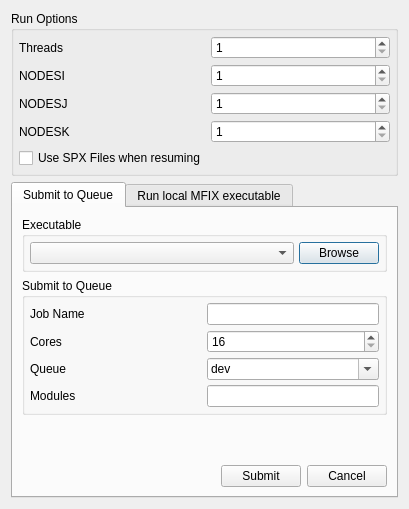
First picture: the form in mfixgui/uifiles/run_popup.ui, repository truongd8593/mfix, before the edit.
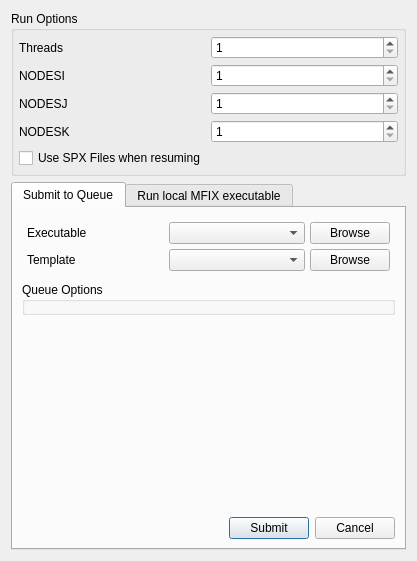
Second picture: the form after the edit. The open tabs and pages were chosen to show the change. Custom widgets are drawn as their Qt base class.

Commit message: queue widgets dynamic based on template file

Patch:
```diff
--- a/mfixgui/uifiles/run_popup.ui
+++ b/mfixgui/uifiles/run_popup.ui
@@ -6,8 +6,8 @@
    <rect>
     <x>0</x>
     <y>0</y>
-    <width>409</width>
-    <height>509</height>
+    <width>417</width>
+    <height>561</height>
    </rect>
   </property>
   <property name="windowTitle">
@@ -132,73 +132,18 @@
        <string>Submit to Queue</string>
       </attribute>
       <layout class="QGridLayout" name="gridLayout_7">
-       <item row="0" column="0" colspan="2">
-        <widget class="QGroupBox" name="groupBox">
-         <property name="sizePolicy">
-          <sizepolicy hsizetype="MinimumExpanding" vsizetype="Maximum">
-           <horstretch>0</horstretch>
-           <verstretch>0</verstretch>
-          </sizepolicy>
+       <item row="2" column="0" colspan="2">
+        <spacer name="verticalSpacer">
+         <property name="orientation">
+          <enum>Qt::Vertical</enum>
          </property>
-         <property name="title">
-          <string>Executable</string>
+         <property name="sizeHint" stdset="0">
+          <size>
+           <width>20</width>
+           <height>40</height>
+          </size>
          </property>
-         <property name="flat">
-          <bool>true</bool>
-         </property>
-         <layout class="QGridLayout" name="gridLayout_6">
-          <property name="leftMargin">
-           <number>5</number>
-          </property>
-          <property name="topMargin">
-           <number>5</number>
-          </property>
-          <property name="rightMargin">
-           <number>5</number>
-          </property>
-          <property name="bottomMargin">
-           <number>5</number>
-          </property>
-          <property name="spacing">
-           <number>5</number>
-          </property>
-          <item row="0" column="0">
-           <widget class="ComboBox" name="combobox_mfix_exe_2">
-            <property name="sizePolicy">
-             <sizepolicy hsizetype="Minimum" vsizetype="Minimum">
-              <horstretch>0</horstretch>
-              <verstretch>0</verstretch>
-             </sizepolicy>
-            </property>
-            <property name="focusPolicy">
-             <enum>Qt::TabFocus</enum>
-            </property>
-            <property name="insertPolicy">
-             <enum>QComboBox::InsertAtTop</enum>
-            </property>
-           </widget>
-          </item>
-          <item row="0" column="1">
-           <widget class="QPushButton" name="button_browse_exe_2">
-            <property name="sizePolicy">
-             <sizepolicy hsizetype="Maximum" vsizetype="Preferred">
-              <horstretch>0</horstretch>
-              <verstretch>0</verstretch>
-             </sizepolicy>
-            </property>
-            <property name="focusPolicy">
-             <enum>Qt::TabFocus</enum>
-            </property>
-            <property name="toolTip">
-             <string>Browse for MFIX executable</string>
-            </property>
-            <property name="text">
-             <string>Browse</string>
-            </property>
-           </widget>
-          </item>
-         </layout>
-        </widget>
+        </spacer>
        </item>
        <item row="1" column="0" colspan="2">
         <widget class="QGroupBox" name="groupbox_queue_options">
@@ -212,154 +157,21 @@
           </sizepolicy>
          </property>
          <property name="title">
-          <string>Submit to Queue</string>
+          <string>Queue Options</string>
          </property>
          <property name="flat">
           <bool>true</bool>
          </property>
-         <layout class="QGridLayout" name="gridLayout_3">
-          <property name="leftMargin">
-           <number>5</number>
-          </property>
-          <property name="topMargin">
-           <number>5</number>
-          </property>
-          <property name="rightMargin">
-           <number>5</number>
-          </property>
-          <property name="bottomMargin">
+         <layout class="QGridLayout" name="groupbox_queue_options_gridlayout">
+          <property name="margin">
            <number>5</number>
           </property>
           <property name="spacing">
            <number>5</number>
           </property>
-          <item row="3" column="1">
-           <widget class="QLineEdit" name="lineedit_queue_modules">
-            <property name="sizePolicy">
-             <sizepolicy hsizetype="Preferred" vsizetype="Preferred">
-              <horstretch>0</horstretch>
-              <verstretch>0</verstretch>
-             </sizepolicy>
-            </property>
-           </widget>
-          </item>
-          <item row="1" column="1">
-           <widget class="QSpinBox" name="spinbox_cores_requested">
-            <property name="sizePolicy">
-             <sizepolicy hsizetype="Preferred" vsizetype="Preferred">
-              <horstretch>0</horstretch>
-              <verstretch>0</verstretch>
-             </sizepolicy>
-            </property>
-            <property name="minimum">
-             <number>16</number>
-            </property>
-            <property name="maximum">
-             <number>65536</number>
-            </property>
-            <property name="singleStep">
-             <number>16</number>
-            </property>
-           </widget>
-          </item>
-          <item row="3" column="0">
-           <widget class="QLabel" name="label_queue_modules">
-            <property name="text">
-             <string>Modules</string>
-            </property>
-           </widget>
-          </item>
-          <item row="1" column="0">
-           <widget class="QLabel" name="label_cores_requested">
-            <property name="text">
-             <string>Cores</string>
-            </property>
-           </widget>
-          </item>
-          <item row="2" column="0">
-           <widget class="QLabel" name="label_queue_name">
-            <property name="text">
-             <string>Queue</string>
-            </property>
-           </widget>
-          </item>
-          <item row="0" column="1">
-           <widget class="QLineEdit" name="lineedit_job_name">
-            <property name="enabled">
-             <bool>true</bool>
-            </property>
-            <property name="sizePolicy">
-             <sizepolicy hsizetype="Preferred" vsizetype="Preferred">
-              <horstretch>0</horstretch>
-              <verstretch>0</verstretch>
-             </sizepolicy>
-            </property>
-           </widget>
-          </item>
-          <item row="0" column="0">
-           <widget class="QLabel" name="label_job_name">
-            <property name="text">
-             <string>Job Name</string>
-            </property>
-           </widget>
-          </item>
-          <item row="2" column="1">
-           <widget class="QComboBox" name="combobox_queue_name">
-            <property name="sizePolicy">
-             <sizepolicy hsizetype="Preferred" vsizetype="Preferred">
-              <horstretch>0</horstretch>
-              <verstretch>0</verstretch>
-             </sizepolicy>
-            </property>
-            <property name="editable">
-             <bool>true</bool>
-            </property>
-            <item>
-             <property name="text">
-              <string>dev</string>
-             </property>
-            </item>
-            <item>
-             <property name="text">
-              <string>general</string>
-             </property>
-            </item>
-            <item>
-             <property name="text">
-              <string>int</string>
-             </property>
-            </item>
-            <item>
-             <property name="text">
-              <string>serial</string>
-             </property>
-            </item>
-            <item>
-             <property name="text">
-              <string>short</string>
-             </property>
-            </item>
-           </widget>
-          </item>
          </layout>
         </widget>
        </item>
-       <item row="2" column="1">
-        <spacer name="verticalSpacer">
-         <property name="orientation">
-          <enum>Qt::Vertical</enum>
-         </property>
-         <property name="sizeType">
-          <enum>QSizePolicy::MinimumExpanding</enum>
-         </property>
-         <property name="sizeHint" stdset="0">
-          <size>
-           <width>20</width>
-           <height>40</height>
-          </size>
-         </property>
-        </spacer>
-       </item>
        <item row="3" column="1">
         <widget class="QFrame" name="frame_2">
          <property name="frameShape">
@@ -414,6 +226,83 @@
          </layout>
         </widget>
        </item>
+       <item row="0" column="0" colspan="2">
+        <widget class="QFrame" name="frame">
+         <property name="sizePolicy">
+          <sizepolicy hsizetype="MinimumExpanding" vsizetype="Maximum">
+           <horstretch>0</horstretch>
+           <verstretch>0</verstretch>
+          </sizepolicy>
+         </property>
+         <layout class="QGridLayout" name="gridLayout_6">
+          <property name="margin">
+           <number>5</number>
+          </property>
+          <property name="spacing">
+           <number>5</number>
+          </property>
+          <item row="0" column="1">
+           <widget class="ComboBox" name="combobox_mfix_exe_2">
+            <property name="sizePolicy">
+             <sizepolicy hsizetype="Minimum" vsizetype="Minimum">
+              <horstretch>0</horstretch>
+              <verstretch>0</verstretch>
+             </sizepolicy>
+            </property>
+            <property name="focusPolicy">
+             <enum>Qt::TabFocus</enum>
+            </property>
+            <property name="insertPolicy">
+             <enum>QComboBox::InsertAtTop</enum>
+            </property>
+           </widget>
+          </item>
+          <item row="0" column="2">
+           <widget class="QPushButton" name="button_browse_exe_2">
+            <property name="sizePolicy">
+             <sizepolicy hsizetype="Maximum" vsizetype="Preferred">
+              <horstretch>0</horstretch>
+              <verstretch>0</verstretch>
+             </sizepolicy>
+            </property>
+            <property name="focusPolicy">
+             <enum>Qt::TabFocus</enum>
+            </property>
+            <property name="toolTip">
+             <string>Browse for MFIX executable</string>
+            </property>
+            <property name="text">
+             <string>Browse</string>
+            </property>
+           </widget>
+          </item>
+          <item row="0" column="0">
+           <widget class="QLabel" name="label">
+            <property name="text">
+             <string>Executable</string>
+            </property>
+           </widget>
+          </item>
+          <item row="1" column="0">
+           <widget class="QLabel" name="label_2">
+            <property name="text">
+             <string>Template</string>
+            </property>
+           </widget>
+          </item>
+          <item row="1" column="1">
+           <widget class="QComboBox" name="combobox_template"/>
+          </item>
+          <item row="1" column="2">
+           <widget class="QPushButton" name="pushbutton_browse_template">
+            <property name="text">
+             <string>Browse</string>
+            </property>
+           </widget>
+          </item>
+         </layout>
+        </widget>
+       </item>
       </layout>
      </widget>
      <widget class="QWidget" name="local">
```
Left out of the diff: 47 changed lines with no effect on the pictures. The commit also changes 6 other files.
